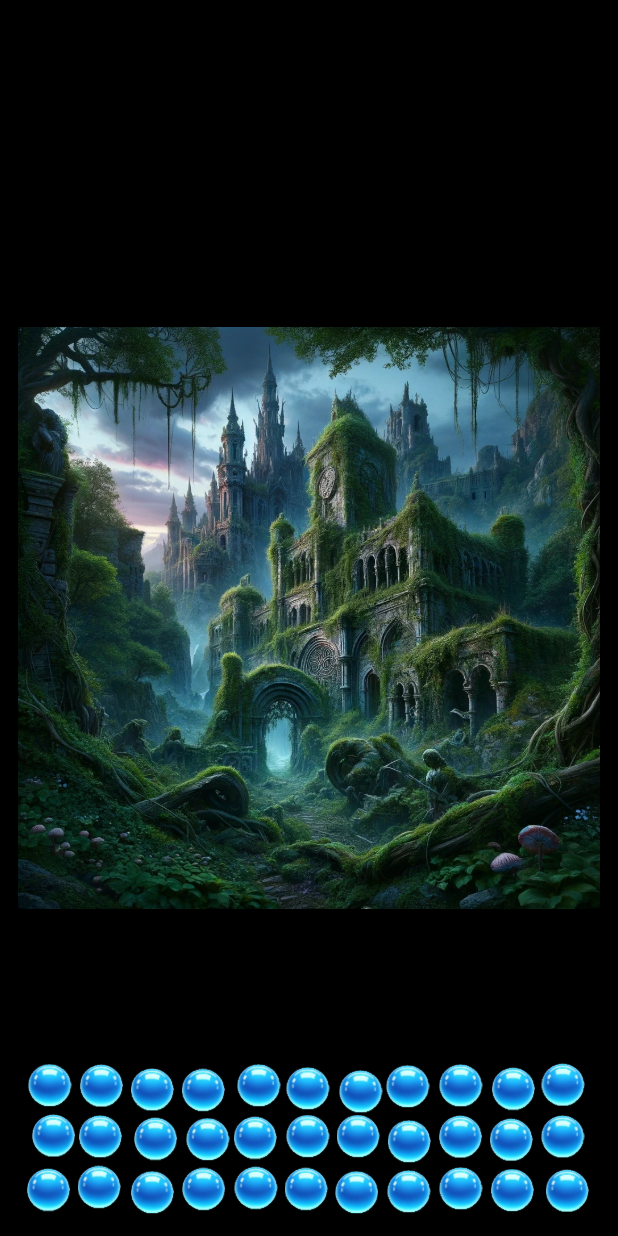
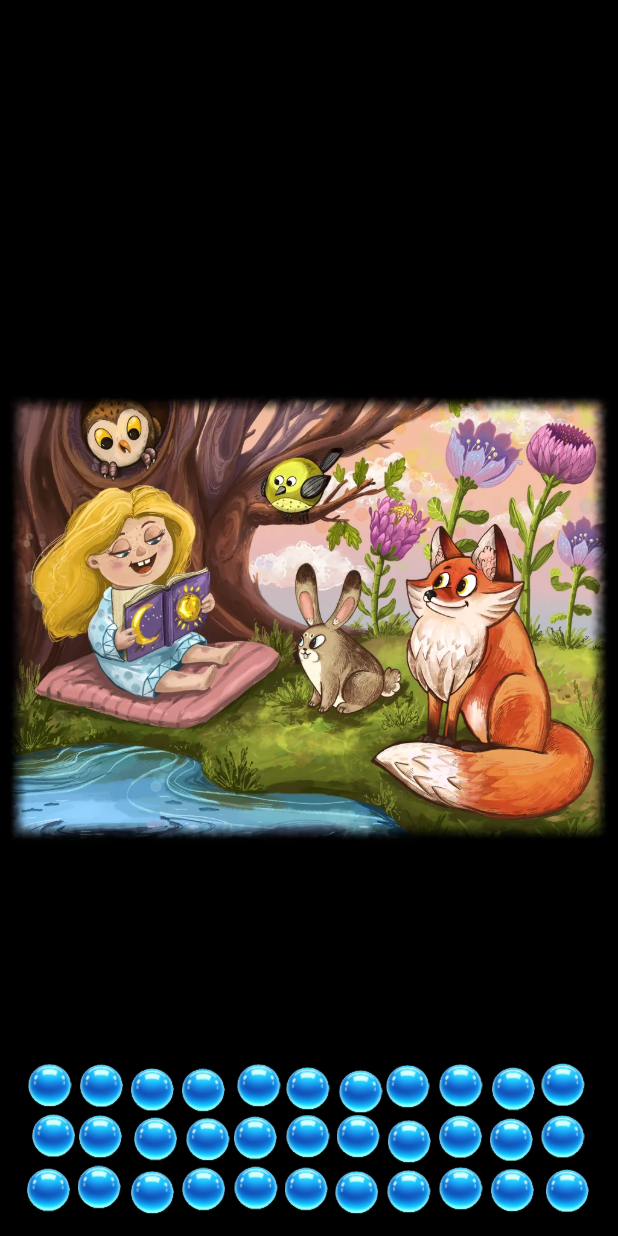
Before and after one commit to signmotion/magic_draw, a Flutter app: the screen it shows after launch, on a phone screen of 412 x 824 dp. Run offline on Flutter 3.47's test engine with Material 3 defaults, Android fonts, the light colour scheme and no system bars; drawn by our look-alikes of flutter_animate; our stand-ins replace bloc_concurrency, equatable, flutter_bloc.

Commit message:
Replaced a background for example.

```diff
--- a/example/lib/main.dart
+++ b/example/lib/main.dart
@@ -22,13 +22,10 @@ class _AppState extends State<App> {
 
     magic.background.add(
       SetContentBackgroundEvent(
-        child: Padding(
-          padding: const EdgeInsets.all(12),
-          child: Image.asset(
-            key: UniqueKey(),
-            'assets/images/castle_1024x.webp',
-            fit: BoxFit.cover,
-          ),
+        child: Image.asset(
+          key: UniqueKey(),
+          'assets/images/fairy_tale.webp',
+          fit: BoxFit.cover,
         ),
       ),
     );
```
Also changed, not shown: example/assets/images/castle_1024x.webp (deleted), example/assets/images/fairy_tale.webp (added).
